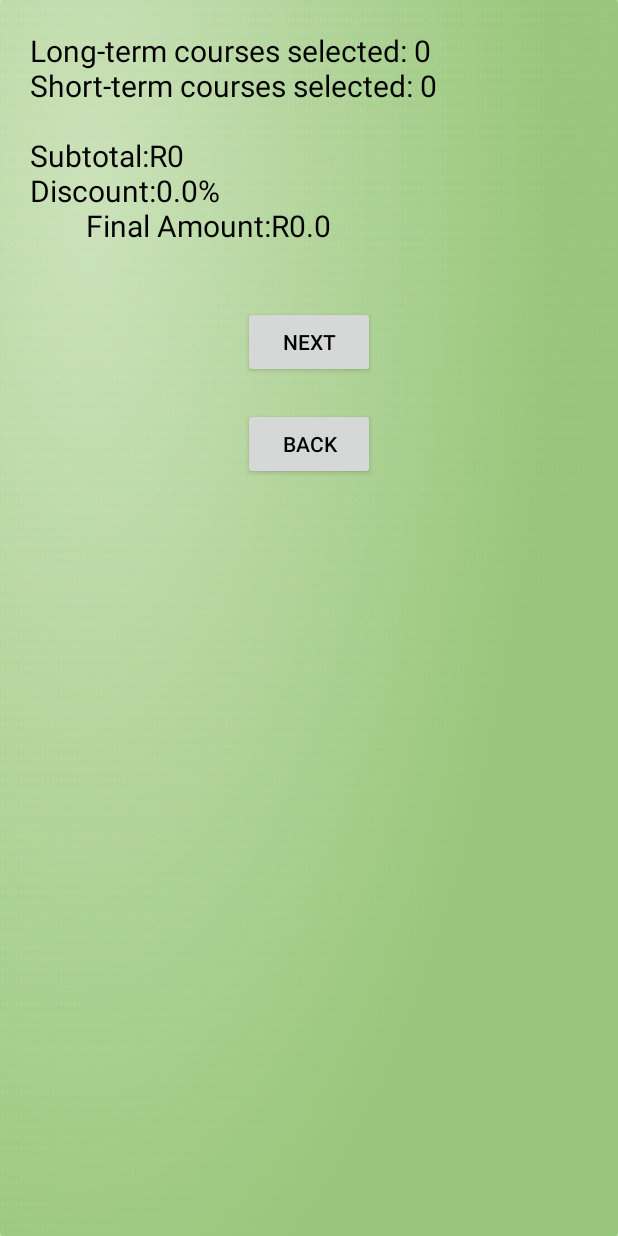
After one commit to ST10478718/Empoweringthenations.ST10494672.ST10478718, an Android app: the CalculateFees screen opened directly, with no data from a screen before it, on a phone screen of 412 x 824 dp. The commit adds this screen. Run offline under Robolectric (Android 15) with nearby library versions, the phone set to English and light mode, and no system bars.

Commit message:
// Added a spinner for a drop down menu //Added the different courses screens // Add the next and back buttons // Added information on the activity screens //Added the calculation page

```diff
--- a/app/src/main/AndroidManifest.xml
+++ b/app/src/main/AndroidManifest.xml
@@ -12,6 +12,9 @@
         android:supportsRtl="true"
         android:theme="@style/Theme.EmpoweringthenationsST10494672ST10478718"
         tools:targetApi="31">
+        <activity
+            android:name=".CalculateFees"
+            android:exported="false" />
         <activity
             android:name=".GardernMaintence"
             android:exported="false" />
--- /dev/null
+++ b/app/src/main/java/za/co/varsitycollege/st10478718/empoweringthenationsst10494672st10478718/CalculateFees.kt
@@ -0,0 +1,64 @@
+package za.co.varsitycollege.st10478718.empoweringthenationsst10494672st10478718
+
+import android.content.Intent
+import android.os.Bundle
+import android.widget.Button
+import android.widget.TextView
+import androidx.activity.enableEdgeToEdge
+import androidx.appcompat.app.AppCompatActivity
+import androidx.core.view.ViewCompat
+import androidx.core.view.WindowInsetsCompat
+
+class CalculateFees : AppCompatActivity() {
+    override fun onCreate(savedInstanceState: Bundle?) {
+        super.onCreate(savedInstanceState)
+        enableEdgeToEdge()
+        setContentView(R.layout.activity_calculate_fees)
+        ViewCompat.setOnApplyWindowInsetsListener(findViewById(R.id.main)) { v, insets ->
+            val systemBars = insets.getInsets(WindowInsetsCompat.Type.systemBars())
+            v.setPadding(systemBars.left, systemBars.top, systemBars.right, systemBars.bottom)
+            insets
+        }
+
+        val btnBack = findViewById<Button>(R.id.btnBack)
+        val btnNext = findViewById<Button>(R.id.btnNext)
+
+        btnBack.setOnClickListener {
+            finish()
+        }// this button will take you back to the homepage and take you back to the previous page
+        btnNext.setOnClickListener {
+            val Intent = Intent(this, ThankyouScreen::class.java)
+            startActivity(Intent)
+        }
+
+        val textViewSummary = findViewById<TextView>(R.id.textViewSummary)
+
+        val longTermCount = intent.getIntExtra("longTermCount",0)
+        val shortTermCount = intent.getIntExtra("shortTermCount",0)
+
+        val longTermCost = 1500
+        val shortTermCost = 750
+
+        val totalCourses = longTermCount + shortTermCount
+        val subtotal = (longTermCount * longTermCost) + (shortTermCount * shortTermCost)
+
+                val discount = when (totalCourses){
+                    2 -> 0.05
+                    3 -> 0.10
+                    4 -> 0.15
+                    else -> 0.0
+                }
+        val discountAmount = subtotal * discount
+        val finalAmount = subtotal - discountAmount
+
+        val summaryText = """
+        Long-term courses selected: $longTermCount
+        Short-term courses selected: $shortTermCount
+
+        Subtotal:R$subtotal
+        Discount:${discount * 100}%
+                Final Amount:R$finalAmount
+                """.trimIndent()
+        textViewSummary.text=summaryText
+    }
+}
--- a/app/src/main/java/za/co/varsitycollege/st10478718/empoweringthenationsst10494672st10478718/GardernMaintence.kt
+++ b/app/src/main/java/za/co/varsitycollege/st10478718/empoweringthenationsst10494672st10478718/GardernMaintence.kt
@@ -26,6 +26,7 @@ class GardernMaintence : AppCompatActivity() {
         }// this button will take you back to the homepage and take you back to the previous page
         btnNext.setOnClickListener {
             val Intent = Intent(this, BookingScreen::class.java)
+            startActivity(Intent)
         }// this button will take the user to next page
     }
 }
--- a/app/src/main/java/za/co/varsitycollege/st10478718/empoweringthenationsst10494672st10478718/MainActivity.kt
+++ b/app/src/main/java/za/co/varsitycollege/st10478718/empoweringthenationsst10494672st10478718/MainActivity.kt
@@ -61,10 +61,12 @@ class MainActivity : AppCompatActivity() {
                     8->  startActivity(Intent(this@MainActivity, Cooking::class.java))
                     9->  startActivity(Intent(this@MainActivity, GardernMaintence::class.java))
                     10-> startActivity(Intent(this@MainActivity, BookingScreen ::class.java))
-                    11 -> startActivity(Intent(this@MainActivity, ThankyouScreen::class.java))
+                    11-> startActivity(Intent(this@MainActivity, CalculateFees::class.java))
+                    12 -> startActivity(Intent(this@MainActivity, ThankyouScreen::class.java))
                 }
-            }
+            } // this will only work when a certain screen is selected by the user
             override fun onNothingSelected(parent: AdapterView<*>){
+                // this will handle when no item is not selected
             }
         }
     }
--- a/app/src/main/java/za/co/varsitycollege/st10478718/empoweringthenationsst10494672st10478718/ShortCourses.kt
+++ b/app/src/main/java/za/co/varsitycollege/st10478718/empoweringthenationsst10494672st10478718/ShortCourses.kt
@@ -22,7 +22,7 @@ class ShortCourses : AppCompatActivity() {
         val btnBack = findViewById<Button>(R.id.btnBack)
 
         btnBookCourse.setOnClickListener{
-            val intent= Intent(this, BookingScreen::class.java)
+            val intent= Intent(this, FirstAid::class.java)
             startActivity(intent) // the book button will allow the user do book their courses choices on the next page
         }
 
--- /dev/null
+++ b/app/src/main/res/layout/activity_calculate_fees.xml
@@ -0,0 +1,38 @@
+<?xml version="1.0" encoding="utf-8"?>
+<LinearLayout xmlns:android="http://schemas.android.com/apk/res/android"
+    xmlns:app="http://schemas.android.com/apk/res-auto"
+    xmlns:tools="http://schemas.android.com/tools"
+    android:id="@+id/main"
+    android:layout_width="match_parent"
+    android:orientation="vertical"
+    android:background="@drawable/img_3"
+    android:layout_height="match_parent"
+    tools:context=".CalculateFees">
+
+    <TextView
+        android:id="@+id/textViewSummary"
+        android:layout_width="wrap_content"
+        android:layout_height="wrap_content"
+        android:textColor="@color/black"
+        android:textSize="20dp"
+        android:layout_margin="20dp"
+        android:text=""/>
+
+    <androidx.appcompat.widget.AppCompatButton
+        android:id="@+id/btnNext"
+        android:layout_width="wrap_content"
+        android:layout_height="wrap_content"
+        android:layout_gravity="center"
+        android:layout_margin="20dp"
+        android:textColor="@color/black"
+        android:text="Next"/>
+
+    <androidx.appcompat.widget.AppCompatButton
+        android:id="@+id/btnBack"
+        android:layout_width="wrap_content"
+        android:layout_height="wrap_content"
+        android:layout_gravity="center"
+        android:textColor="@color/black"
+        android:text="Back"/>
+
+</LinearLayout>
--- a/app/src/main/res/values/strings.xml
+++ b/app/src/main/res/values/strings.xml
@@ -12,6 +12,7 @@
         <item> Cooking </item>
         <item> Garden Maintence </item>
         <item> Booking Screen </item>
+        <item> Calculate fees</item>
         <item> Thank you Screen</item>
     </string-array>
 
```
Also changed, not shown: app/src/main/java/za/co/varsitycollege/st10478718/empoweringthenationsst10494672st10478718/BookingScreen.kt (+17 -1 lines), app/src/main/res/layout/activity_child_minding.xml (+19 -0 lines), app/src/main/res/layout/activity_cooking.xml (+23 -0 lines), app/src/main/res/layout/activity_first_aid.xml (+23 -0 lines), app/src/main/res/layout/activity_gardern_maintence.xml (+15 -1 lines), app/src/main/res/layout/activity_landscaping.xml (+23 -0 lines), app/src/main/res/layout/activity_life_skills.xml (+17 -0 lines), app/src/main/res/layout/activity_sewing.xml (+23 -0 lines).
